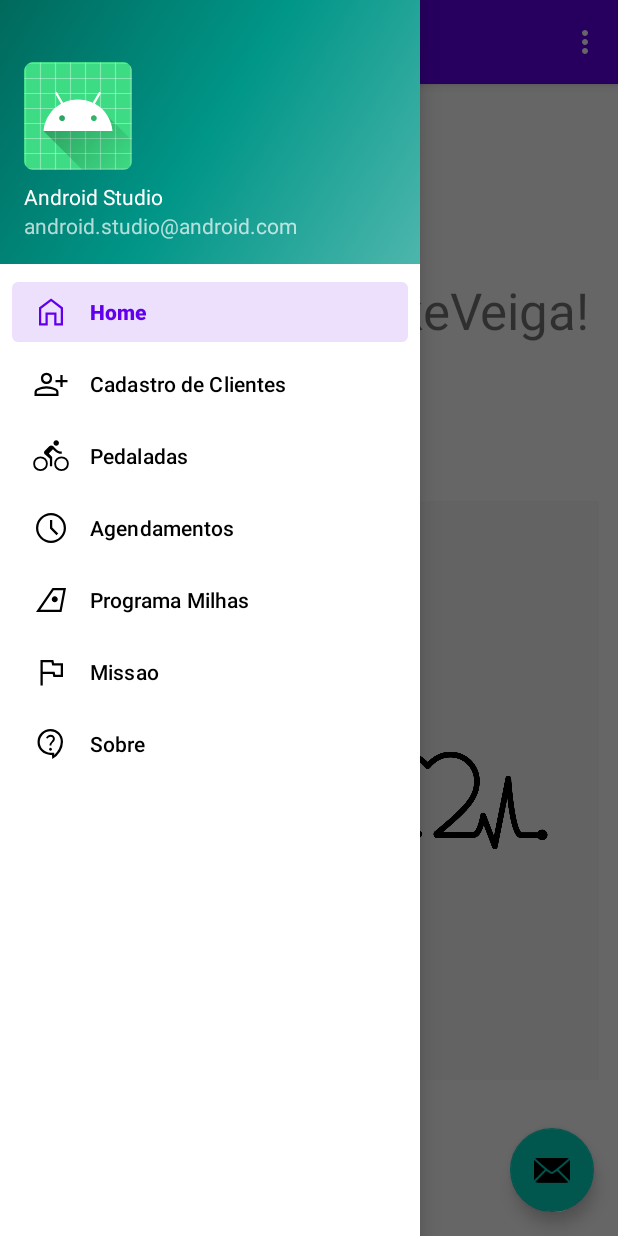
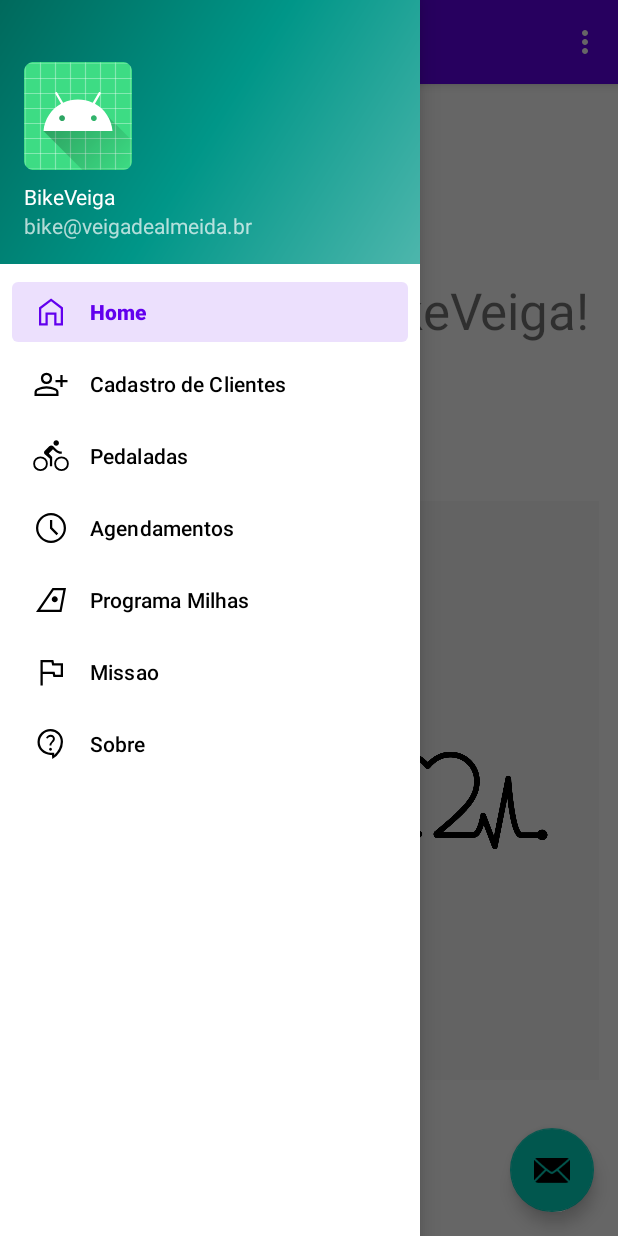
Before and after one commit to ivelten/BikeIbmec, an Android app: the screen it shows after launch (MainActivity), with the side drawer open, on a phone screen of 412 x 824 dp. Run offline under Robolectric (Android 15) with nearby library versions, the phone set to English and light mode, and no system bars; our stand-ins replace navigation-ui.

Commit message:
Send email button

```diff
--- a/app/src/main/java/com/example/bikeibmec/MainActivity.java
+++ b/app/src/main/java/com/example/bikeibmec/MainActivity.java
@@ -1,5 +1,7 @@
 package com.example.bikeibmec;
 
+import android.content.Intent;
+import android.net.Uri;
 import android.os.Bundle;
 import android.view.View;
 import android.view.Menu;
@@ -21,6 +23,8 @@ public class MainActivity extends AppCompatActivity {
     private AppBarConfiguration mAppBarConfiguration;
     private ActivityMainBinding binding;
 
+    private final String emailAddress = "bike@veigadealmeida.br";
+
     @Override
     protected void onCreate(Bundle savedInstanceState) {
         super.onCreate(savedInstanceState);
@@ -29,13 +33,13 @@ public class MainActivity extends AppCompatActivity {
         setContentView(binding.getRoot());
 
         setSupportActionBar(binding.appBarMain.toolbar);
-        binding.appBarMain.fab.setOnClickListener(new View.OnClickListener() {
-            @Override
-            public void onClick(View view) {
-                Snackbar.make(view, "Replace with your own action", Snackbar.LENGTH_LONG)
-                        .setAction("Action", null).show();
-            }
+        binding.appBarMain.fab.setOnClickListener(v -> {
+            Intent emailIntent = new Intent(Intent.ACTION_SENDTO, Uri.fromParts(
+                    "mailto", emailAddress, null));
+
+            startActivity(emailIntent);
         });
+
         DrawerLayout drawer = binding.drawerLayout;
         NavigationView navigationView = binding.navView;
         // Passing each menu ID as a set of Ids because each
--- a/app/src/main/res/values/strings.xml
+++ b/app/src/main/res/values/strings.xml
@@ -5,8 +5,8 @@
 
     <string name="navigation_drawer_open">Open navigation drawer</string>
     <string name="navigation_drawer_close">Close navigation drawer</string>
-    <string name="nav_header_title">Android Studio</string>
-    <string name="nav_header_subtitle">android.studio@android.com</string>
+    <string name="nav_header_title">BikeVeiga</string>
+    <string name="nav_header_subtitle">bike@veigadealmeida.br</string>
     <string name="nav_header_desc">Navigation header</string>
     <string name="action_settings">Settings</string>
 
```
